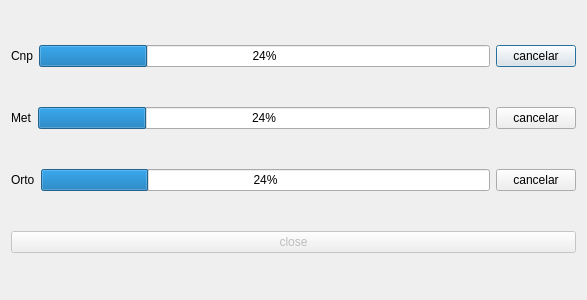
Above: dialogprogresoope.ui from tonilogar/ToolsPcot before the change. Below: the same form after it.
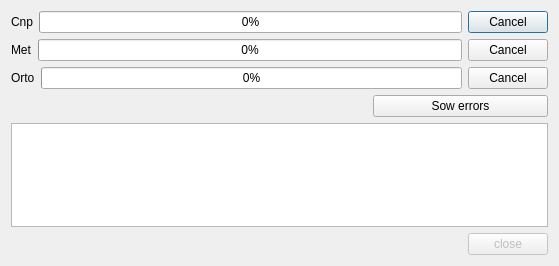
That is the form after the change. Icons and pictures are not drawn.

```diff
--- a/dialogprogresoope.ui
+++ b/dialogprogresoope.ui
@@ -6,15 +6,15 @@
    <rect>
     <x>0</x>
     <y>0</y>
-    <width>587</width>
-    <height>300</height>
+    <width>559</width>
+    <height>266</height>
    </rect>
   </property>
   <property name="windowTitle">
    <string>Dialog</string>
   </property>
-  <layout class="QVBoxLayout" name="verticalLayout">
-   <item>
+  <layout class="QGridLayout" name="gridLayout">
+   <item row="0" column="0">
     <layout class="QHBoxLayout" name="horizontalLayout">
      <item>
       <widget class="QLabel" name="labelCnp">
@@ -29,7 +29,7 @@
         <bool>true</bool>
        </property>
        <property name="value">
-        <number>24</number>
+        <number>0</number>
        </property>
       </widget>
      </item>
@@ -39,13 +39,13 @@
         <bool>true</bool>
        </property>
        <property name="text">
-        <string>cancelar</string>
+        <string>Cancel</string>
        </property>
       </widget>
      </item>
     </layout>
    </item>
-   <item>
+   <item row="1" column="0">
     <layout class="QHBoxLayout" name="horizontalLayout_2">
      <item>
       <widget class="QLabel" name="labelMet">
@@ -60,7 +60,7 @@
         <bool>true</bool>
        </property>
        <property name="value">
-        <number>24</number>
+        <number>0</number>
        </property>
       </widget>
      </item>
@@ -70,13 +70,13 @@
         <bool>true</bool>
        </property>
        <property name="text">
-        <string>cancelar</string>
+        <string>Cancel</string>
        </property>
       </widget>
      </item>
     </layout>
    </item>
-   <item>
+   <item row="2" column="0">
     <layout class="QHBoxLayout" name="horizontalLayout_3">
      <item>
       <widget class="QLabel" name="labelOrto">
@@ -91,7 +91,7 @@
         <bool>true</bool>
        </property>
        <property name="value">
-        <number>24</number>
+        <number>0</number>
        </property>
       </widget>
      </item>
@@ -101,21 +101,69 @@
         <bool>true</bool>
        </property>
        <property name="text">
-        <string>cancelar</string>
+        <string>Cancel</string>
        </property>
       </widget>
      </item>
     </layout>
    </item>
-   <item>
-    <widget class="QPushButton" name="pushButtonClose">
-     <property name="enabled">
-      <bool>false</bool>
-     </property>
-     <property name="text">
-      <string>close</string>
-     </property>
-    </widget>
+   <item row="3" column="0">
+    <layout class="QHBoxLayout" name="horizontalLayout_4">
+     <item>
+      <widget class="QLabel" name="labelWarningIcon">
+       <property name="text">
+        <string/>
+       </property>
+       <property name="pixmap">
+        <pixmap resource="recursos.qrc">:/imagenes/imagenes/application-exit.png</pixmap>
+       </property>
+      </widget>
+     </item>
+     <item>
+      <widget class="QLabel" name="labelWarning">
+       <property name="text">
+        <string/>
+       </property>
+      </widget>
+     </item>
+     <item>
+      <widget class="QPushButton" name="pushButtonSowErrors">
+       <property name="text">
+        <string>Sow errors</string>
+       </property>
+      </widget>
+     </item>
+    </layout>
+   </item>
+   <item row="4" column="0">
+    <widget class="QTextBrowser" name="textBrowserErrors"/>
+   </item>
+   <item row="5" column="0">
+    <layout class="QHBoxLayout" name="horizontalLayout_5">
+     <item>
+      <spacer name="horizontalSpacer">
+       <property name="orientation">
+        <enum>Qt::Horizontal</enum>
+       </property>
+       <property name="sizeHint" stdset="0">
+        <size>
+         <width>68</width>
+         <height>17</height>
+        </size>
+       </property>
+      </spacer>
+     </item>
+     <item>
+      <widget class="QPushButton" name="pushButtonClose">
+       <property name="enabled">
+        <bool>false</bool>
+       </property>
+       <property name="text">
+        <string>close</string>
+       </property>
+      </widget>
+     </item>
+    </layout>
    </item>
   </layout>
  </widget>
```
Left out of the diff: 4 changed lines with no effect on the pictures.
